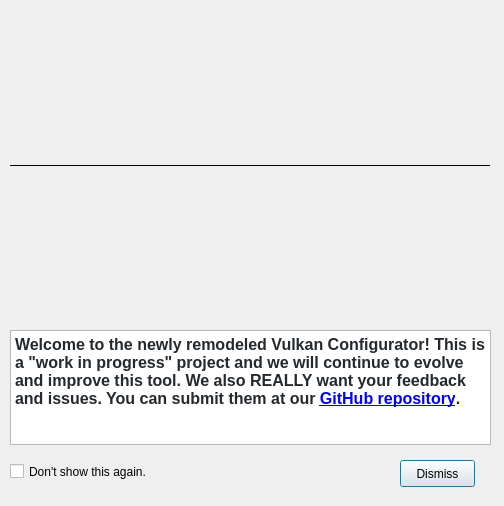
The window that vkconfig/dlgbetamessage.ui (LunarG/VulkanTools) describes before a commit, drawn with Qt 5.
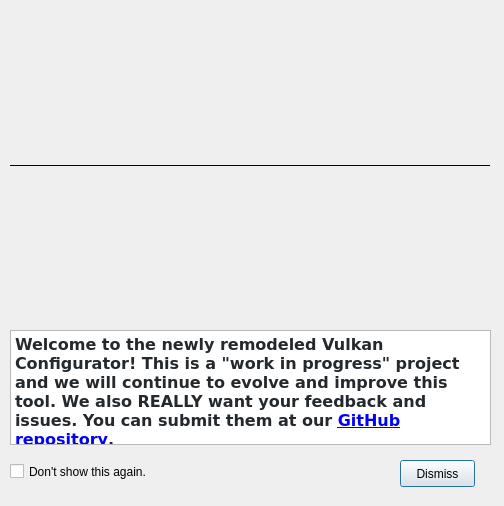
The same window after the commit. Icons and pictures are not drawn.

The edit to the form file:
```diff
--- a/vkconfig/dlgbetamessage.ui
+++ b/vkconfig/dlgbetamessage.ui
@@ -120,9 +120,11 @@
    </property>
    <property name="font">
     <font>
+     <family>Verdana</family>
      <pointsize>10</pointsize>
      <weight>50</weight>
      <bold>false</bold>
+     <kerning>true</kerning>
     </font>
    </property>
    <property name="verticalScrollBarPolicy">
@@ -138,7 +140,7 @@
     <string>&lt;!DOCTYPE HTML PUBLIC &quot;-//W3C//DTD HTML 4.0//EN&quot; &quot;http://www.w3.org/TR/REC-html40/strict.dtd&quot;&gt;
 &lt;html&gt;&lt;head&gt;&lt;meta name=&quot;qrichtext&quot; content=&quot;1&quot; /&gt;&lt;style type=&quot;text/css&quot;&gt;
 p, li { white-space: pre-wrap; }
-&lt;/style&gt;&lt;/head&gt;&lt;body style=&quot; font-family:'.AppleSystemUIFont'; font-size:10pt; font-weight:400; font-style:normal;&quot;&gt;
+&lt;/style&gt;&lt;/head&gt;&lt;body style=&quot; font-family:'Verdana'; font-size:10pt; font-weight:400; font-style:normal;&quot;&gt;
 &lt;p style=&quot; margin-top:0px; margin-bottom:0px; margin-left:0px; margin-right:0px; -qt-block-indent:0; text-indent:0px;&quot;&gt;&lt;span style=&quot; font-family:'-apple-system','BlinkMacSystemFont','Segoe UI','Helvetica','Arial','sans-serif','Apple Color Emoji','Segoe UI Emoji'; font-size:12pt; font-weight:600; color:#24292e; background-color:#ffffff;&quot;&gt;Welcome to the newly remodeled Vulkan Configurator! This is a &amp;quot;work in progress&amp;quot; project and we will continue to evolve and improve this tool. We also REALLY want your feedback and issues. You can submit them at our &lt;/span&gt;&lt;a href=&quot;http://github.com/LunarG/VulkanTools&quot;&gt;&lt;span style=&quot; font-family:'MS Shell Dlg 2'; font-size:12pt; font-weight:600; text-decoration: underline; color:#0000ff;&quot;&gt;GitHub repository&lt;/span&gt;&lt;/a&gt;&lt;span style=&quot; font-family:'-apple-system','BlinkMacSystemFont','Segoe UI','Helvetica','Arial','sans-serif','Apple Color Emoji','Segoe UI Emoji'; font-size:12pt; font-weight:600; color:#24292e; background-color:#ffffff;&quot;&gt;.&lt;/span&gt;&lt;/p&gt;
 &lt;p style=&quot;-qt-paragraph-type:empty; margin-top:0px; margin-bottom:0px; margin-left:0px; margin-right:0px; -qt-block-indent:0; text-indent:0px; font-family:'-apple-system','BlinkMacSystemFont','Segoe UI','Helvetica','Arial','sans-serif','Apple Color Emoji','Segoe UI Emoji'; font-size:12pt; font-weight:600; color:#24292e;&quot;&gt;&lt;br /&gt;&lt;/p&gt;
 &lt;p style=&quot;-qt-paragraph-type:empty; margin-top:0px; margin-bottom:0px; margin-left:0px; margin-right:0px; -qt-block-indent:0; text-indent:0px; font-family:'-apple-system','BlinkMacSystemFont','Segoe UI','Helvetica','Arial','sans-serif','Apple Color Emoji','Segoe UI Emoji'; font-size:12pt; font-weight:600; color:#24292e;&quot;&gt;&lt;br /&gt;&lt;/p&gt;&lt;/body&gt;&lt;/html&gt;</string>
```
